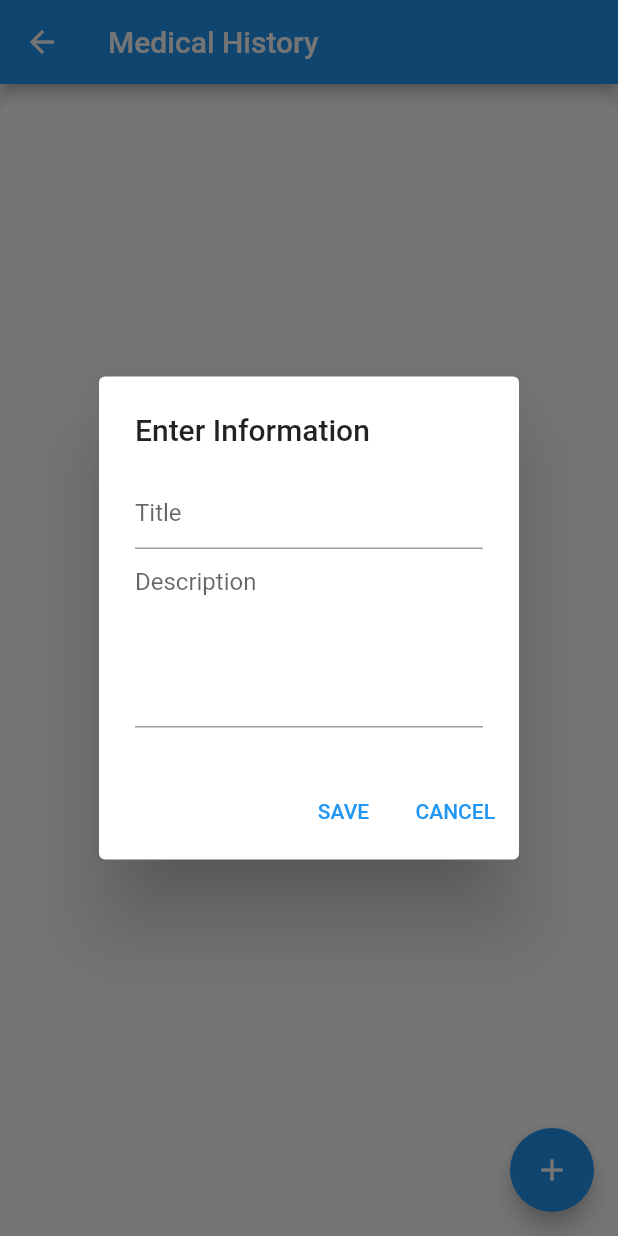
After one commit to kwu6gsu/csc4360-group-project, a Flutter app: the MedicalHistoryScreen screen opened directly, after a tap on the "add" icon, on a phone screen of 412 x 824 dp. The commit adds this screen. Run offline on Flutter 3.47's test engine with Material 2 defaults, Android fonts, the light colour scheme and no system bars; our stand-ins replace cloud_firestore, firebase_auth, firebase_core, flutter_rating_bar, flutter_signin_button; accounts and stored records are empty.

Commit message:
added medical history screen

```diff
--- /dev/null
+++ b/lib/medical_history.dart
@@ -0,0 +1,218 @@
+import 'package:flutter/material.dart';
+import 'package:firebase_auth/firebase_auth.dart';
+import 'package:cloud_firestore/cloud_firestore.dart';
+
+class MedicalHistoryScreen extends StatefulWidget {
+  @override
+  _MedicalHistoryScreenState createState() => _MedicalHistoryScreenState();
+}
+
+class _MedicalHistoryScreenState extends State<MedicalHistoryScreen> {
+  late String titleText;
+  late String descText;
+  TextEditingController _titleController = TextEditingController();
+  TextEditingController _descController = TextEditingController();
+  FirebaseAuth firebaseAuth = FirebaseAuth.instance;
+  final CollectionReference medicalHistoryCollection = FirebaseFirestore
+      .instance
+      .collection('users')
+      .doc(FirebaseAuth.instance.currentUser!.uid)
+      .collection('medical history');
+
+  Future<void> saveMedication() {
+    return medicalHistoryCollection.add({
+      'title': _titleController.text,
+      'description': _descController.text,
+      'submitted': DateTime.now()
+    });
+  }
+
+  Future<void> _displayTextInputDialog(BuildContext context) async {
+    return showDialog(
+        context: context,
+        builder: (context) {
+          return AlertDialog(
+            scrollable: true,
+            title: Text("Enter Information"),
+            content: Column(
+              children: [
+                TextField(
+                  decoration: InputDecoration(hintText: "Title"),
+                  onChanged: (value) {
+                    setState(() {
+                      titleText = value;
+                    });
+                  },
+                  controller: _titleController,
+                ),
+                TextField(
+                  decoration: InputDecoration(hintText: "Description"),
+                  keyboardType: TextInputType.multiline,
+                  minLines: 5,
+                  maxLines: null,
+                  onChanged: (value) {
+                    setState(() {
+                      descText = value;
+                    });
+                  },
+                  controller: _descController,
+                ),
+              ],
+            ),
+            actions: <Widget>[
+              TextButton(
+                child: Text('SAVE'),
+                onPressed: () {
+                  setState(() {
+                    Navigator.pop(context);
+                  });
+                  saveMedication();
+                  _titleController.clear();
+                  _descController.clear();
+                },
+              ),
+              TextButton(
+                child: Text('CANCEL'),
+                onPressed: () {
+                  setState(() {
+                    Navigator.pop(context);
+                    _titleController.clear();
+                    _descController.clear();
+                  });
+                },
+              ),
+            ],
+          );
+        });
+  }
+
+  Future<void> _displayMedicationDialog(
+      BuildContext context, String title, String desc) async {
+    return showDialog(
+        context: context,
+        builder: (context) {
+          return AlertDialog(
+            scrollable: true,
+            title: Text(title),
+            content: Column(
+              children: [
+                Align(alignment: Alignment.centerLeft, child: Text(desc)),
+              ],
+            ),
+            actions: <Widget>[
+              TextButton(
+                child: Text('CLOSE'),
+                onPressed: () {
+                  setState(() {
+                    Navigator.pop(context);
+                  });
+                },
+              ),
+            ],
+          );
+        });
+  }
+
+  Future<void> _displayDeleteDialog(DocumentReference reference) async {
+    return showDialog<void>(
+      context: context,
+      barrierDismissible: false,
+      builder: (BuildContext context) {
+        return AlertDialog(
+          content: SingleChildScrollView(
+            child: ListBody(
+              children: const <Widget>[
+                Text('Are you sure you want to delete this item?'),
+              ],
+            ),
+          ),
+          actions: <Widget>[
+            TextButton(
+              child: const Text('Yes'),
+              onPressed: () async {
+                await FirebaseFirestore.instance
+                    .runTransaction((Transaction myTransaction) async {
+                  myTransaction.delete(reference);
+                });
+                Navigator.of(context).pop();
+              },
+            ),
+            TextButton(
+              child: const Text('No'),
+              onPressed: () {
+                Navigator.of(context).pop();
+              },
+            ),
+          ],
+        );
+      },
+    );
+  }
+
+  @override
+  Widget build(BuildContext context) {
+    return Scaffold(
+      appBar: AppBar(
+        title: Text("Medical History"),
+      ),
+      body: Column(
+        children: [
+          Expanded(
+              child: Container(
+            padding: EdgeInsets.all(10),
+            decoration: BoxDecoration(
+                color: Colors.white,
+                borderRadius: BorderRadius.only(
+                    topLeft: Radius.circular(25),
+                    topRight: Radius.circular(25))),
+            child: StreamBuilder<QuerySnapshot>(
+              stream: FirebaseFirestore.instance
+                  .collection('users')
+                  .doc(firebaseAuth.currentUser!.uid)
+                  .collection('medical history')
+                  .orderBy('submitted')
+                  .snapshots(),
+              builder: (context, AsyncSnapshot<QuerySnapshot> snapshot) {
+                if (snapshot.hasData) {
+                  return ListView.builder(
+                      itemCount: snapshot.requireData.size,
+                      physics: BouncingScrollPhysics(),
+                      itemBuilder: (context, index) {
+                        return Card(
+                            child: ListTile(
+                          title:
+                              Text(snapshot.requireData.docs[index]['title']),
+                          subtitle: Text(
+                              snapshot.requireData.docs[index]['description'],
+                              maxLines: 1),
+                          onTap: () {
+                            _displayMedicationDialog(
+                                context,
+                                snapshot.requireData.docs[index]['title'],
+                                snapshot.requireData.docs[index]
+                                    ['description']);
+                          },
+                          trailing: IconButton(
+                              onPressed: () {
+                                _displayDeleteDialog(
+                                    snapshot.requireData.docs[index].reference);
+                              },
+                              icon: Icon(Icons.delete)),
+                        ));
+                      });
+                }
+                return Center(child: CircularProgressIndicator());
+              },
+            ),
+          )),
+        ],
+      ),
+      floatingActionButton: FloatingActionButton(
+        child: Icon(Icons.add),
+        onPressed: () {
+          _displayTextInputDialog(context);
+        },
+      ),
+    );
+  }
+}
```
Also changed, not shown: lib/home.dart (+12 -0 lines).
